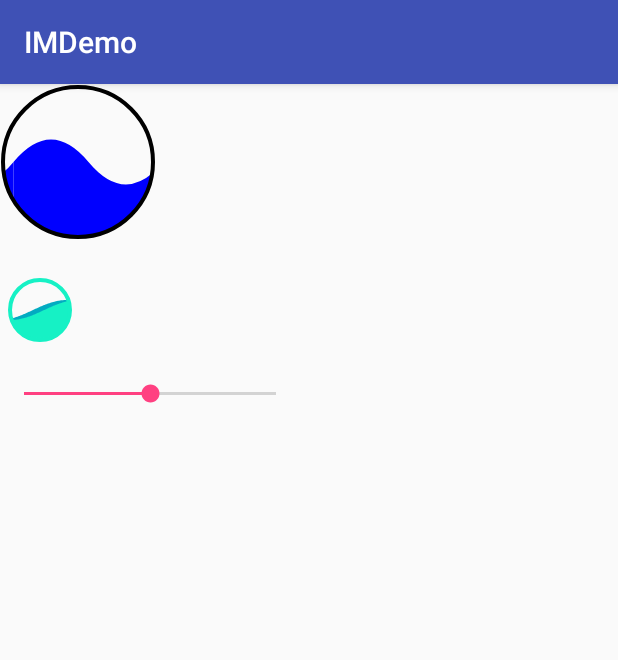
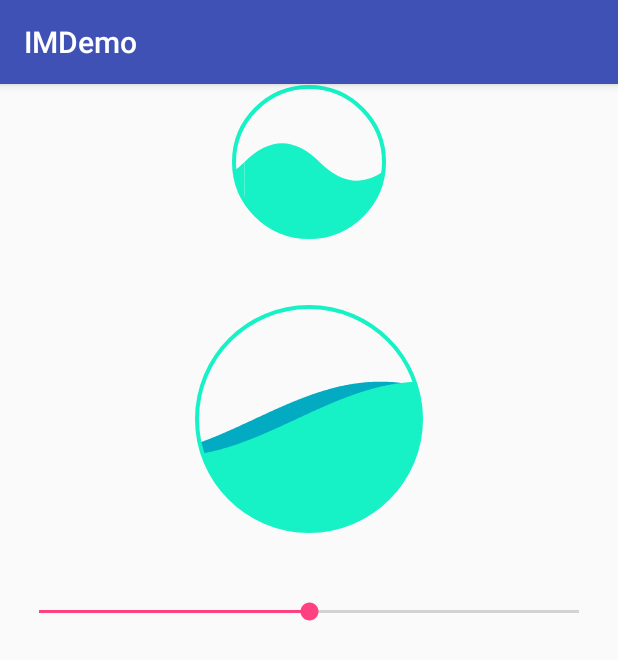
Before and after one commit to simplify20/imdemo, an Android app: the screen it shows after launch (ChatActivity), on a phone screen of 412 x 824 dp. Shown: the top 660 px of the screen. Run offline under Robolectric (Android 15) with nearby library versions, the phone set to English and light mode, and no system bars.

Commit message:
update layout

```diff
--- a/app/src/main/java/com/example/creact/imdemo/app/widget/WaveLoadingView.java
+++ b/app/src/main/java/com/example/creact/imdemo/app/widget/WaveLoadingView.java
@@ -98,22 +98,23 @@ public class WaveLoadingView extends View {
 //        }
         if (offset == 0)
             offset = (T + mPadding * 2) / 2;//default
-        setMeasuredDimension((int) T + mPadding * 2,(int) T + mPadding * 2);
+        setMeasuredDimension((int) T + mPadding * 2, (int) T + mPadding * 2);
 
     }
 
     private void init(Context context, AttributeSet attrs) {
+        Resources resources = getResources();
         mWavePaint = new Paint(Paint.ANTI_ALIAS_FLAG);
         mWavePaint.setStrokeCap(Paint.Cap.ROUND);
         mWavePaint.setStrokeJoin(Paint.Join.ROUND);
-        mWavePaint.setColor(Color.BLUE);
+        mWavePaint.setColor(resources.getColor(R.color.color_water_light_blue));
         mWavePaint.setStyle(Paint.Style.FILL);
         mWavePaint.setStrokeWidth(4);
 
         mCirclePaint = new Paint(Paint.ANTI_ALIAS_FLAG);
         mCirclePaint.setStrokeCap(Paint.Cap.ROUND);
         mCirclePaint.setStrokeJoin(Paint.Join.ROUND);
-        mCirclePaint.setColor(Color.BLACK);
+        mCirclePaint.setColor(resources.getColor(R.color.color_water_light_blue));
         mCirclePaint.setStyle(Paint.Style.STROKE);
         mCirclePaint.setStrokeWidth(4);
 
@@ -125,10 +126,9 @@ public class WaveLoadingView extends View {
 
         foregroundWavePath2 = new Path();
 
-        Resources resources = getResources();
         T = resources.getDimensionPixelSize(R.dimen.wave_period);
         radius = T / 2;
-        A = resources.getDimensionPixelSize(R.dimen.wave_peek);
+        A = radius / 3;
         mPadding = resources.getDimensionPixelSize(R.dimen.wave_loading_padding);
     }
 
--- a/app/src/main/res/layout/activity_main.xml
+++ b/app/src/main/res/layout/activity_main.xml
@@ -8,19 +8,23 @@
     <com.example.creact.imdemo.app.widget.WaveLoadingView
         android:id="@+id/wave_loading"
         android:layout_width="wrap_content"
+        android:layout_centerHorizontal="true"
         android:layout_height="wrap_content" />
 
     <com.example.creact.imdemo.app.widget.WaveLoadingView2
         android:id="@+id/wave_loading2"
-        android:layout_width="40dp"
-        android:layout_height="40dp"
+        android:layout_width="150dp"
+        android:layout_height="150dp"
+        android:layout_centerHorizontal="true"
         android:layout_below="@id/wave_loading"
         android:layout_marginTop="20dp" />
 
     <SeekBar
         android:id="@+id/seek_bar"
-        android:layout_width="200dp"
+        android:layout_width="match_parent"
         android:layout_marginTop="20dp"
+        android:layout_marginLeft="10dp"
+        android:layout_marginRight="10dp"
         android:layout_below="@id/wave_loading2"
         android:layout_height="wrap_content"
         android:progress="50" />
```
